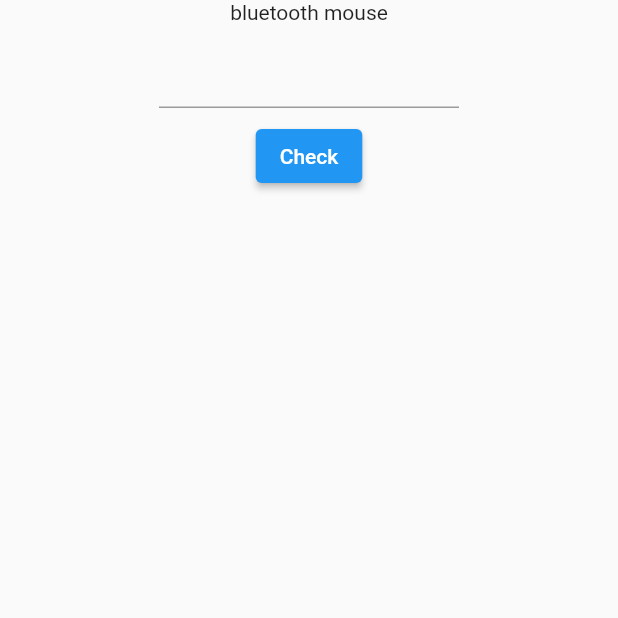
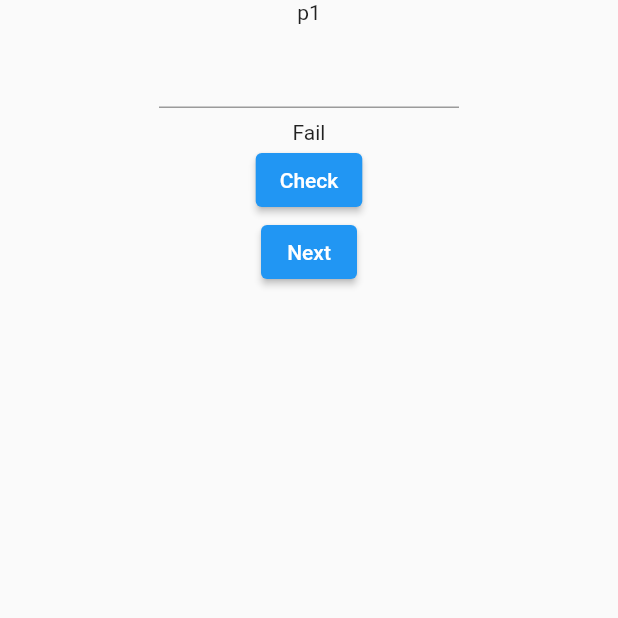
Before and after one commit to wolfag/f_best_price, a Flutter app: the screen it shows after launch, after a tap on "Check", on a phone screen of 412 x 824 dp, the top half of it. Run offline on Flutter 3.47's test engine with Material 2 defaults, Android fonts, the phone set to English and light mode, and no system bars.

Commit message:
next and check

```diff
--- a/lib/pages/home_page.dart
+++ b/lib/pages/home_page.dart
@@ -1,8 +1,38 @@
 import 'package:flutter/material.dart';
 import 'package:flutter/services.dart';
 
-class HomePage extends StatelessWidget {
+class Product {
+  final String name;
+  final double price;
+
+  Product({
+    required this.name,
+    required this.price,
+  });
+}
+
+final List<Product> productList = [
+  Product(name: "p1", price: 1),
+  Product(name: "p2", price: 1),
+  Product(name: "p3", price: 1),
+  Product(name: "p4", price: 1),
+  Product(name: "p5", price: 1),
+  Product(name: "p6", price: 1),
+  Product(name: "p7", price: 1),
+];
+
+class HomePage extends StatefulWidget {
   const HomePage({Key? key}) : super(key: key);
+
+  @override
+  State<HomePage> createState() => _HomePageState();
+}
+
+class _HomePageState extends State<HomePage> {
+  int _currentProductIndex = 0;
+  int? _price;
+  String _result = '';
+  bool _visibleNext = false;
 
   @override
   Widget build(BuildContext context) {
@@ -10,21 +40,56 @@ class HomePage extends StatelessWidget {
       body: Center(
         child: Column(
           children: [
-            const Text('bluetooth mouse'),
+            Text(productList[_currentProductIndex].name),
             Padding(
               padding: const EdgeInsets.symmetric(vertical: 8),
               child: SizedBox(
                 width: 200,
                 child: TextField(
+                  key: const Key('priceInput'),
                   keyboardType: TextInputType.number,
                   inputFormatters: [FilteringTextInputFormatter.digitsOnly],
+                  onChanged: (value) {
+                    setState(() {
+                      _price = int.tryParse(value);
+                    });
+                  },
                 ),
               ),
             ),
+            Visibility(
+              visible: _visibleNext,
+              child: Text(
+                _result,
+                key: const Key('result'),
+              ),
+            ),
             ElevatedButton(
-              onPressed: () {},
-              child: Text('Check'),
+              onPressed: () {
+                setState(() {
+                  _result = _price == productList[_currentProductIndex].price
+                      ? 'Pass'
+                      : 'Fail';
+                  _visibleNext = true;
+                });
+              },
+              child: const Text('Check'),
             ),
+            Visibility(
+              visible: _visibleNext,
+              child: ElevatedButton(
+                onPressed: () {
+                  setState(() {
+                    if (_currentProductIndex < productList.length - 1) {
+                      _currentProductIndex++;
+                    }
+                    _visibleNext = false;
+                    _result = '';
+                  });
+                },
+                child: const Text('Next'),
+              ),
+            )
           ],
         ),
       ),
```
Also changed, not shown: 1 other file.
